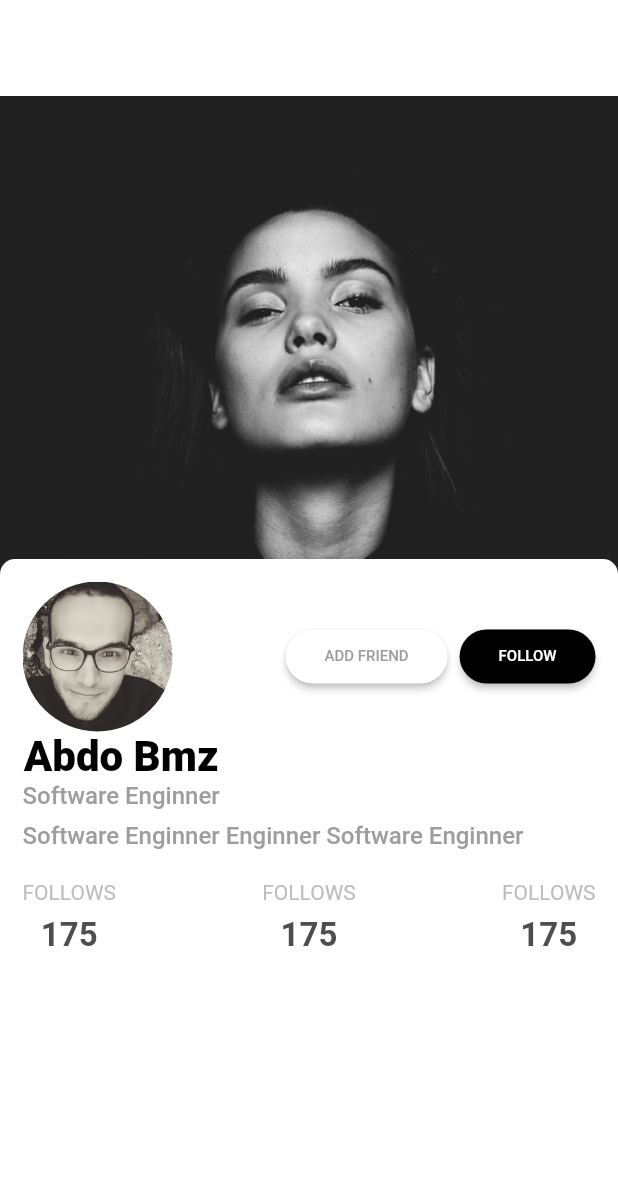
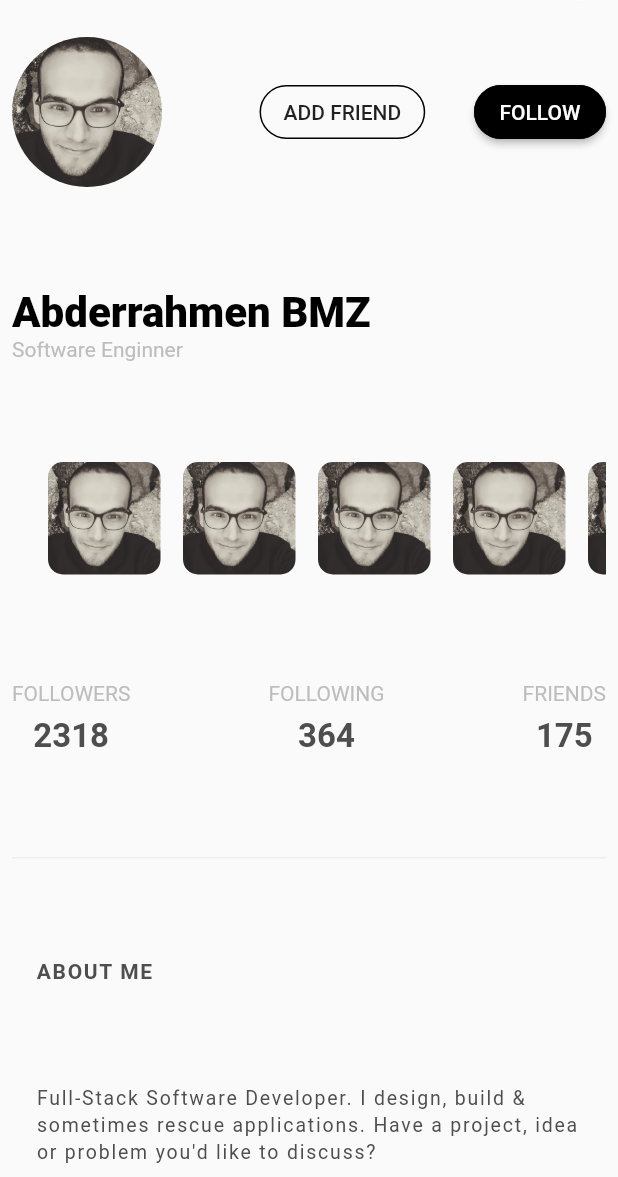
Before and after one commit to abderrahmen-bmz/one-day-ui-flutter, a Flutter app: the screen it shows after launch, on a phone screen of 412 x 824 dp, the part 59-1236 px from its top. Run offline on Flutter 3.47's test engine with Material 2 defaults, Android fonts, the phone set to English and light mode, and no system bars; our stand-ins replace font_awesome_flutter.

Commit message:
profile 6

```diff
--- a/lib/main.dart
+++ b/lib/main.dart
@@ -1,9 +1,11 @@
 import 'package:flutter/material.dart';
 import 'package:one_day_ui/profiles_ui/day_5/profile_page_five.dart';
-import 'package:one_day_ui/profiles_ui/day_four/profile_page_four.dart';
-import 'package:one_day_ui/profiles_ui/day_one/profile_page_one.dart';
-import 'package:one_day_ui/profiles_ui/day_two/profile_page_two.dart';
-import 'package:one_day_ui/profiles_ui/day_three/profile_page_three.dart';
+import 'package:one_day_ui/profiles_ui/day_4/profile_page_four.dart';
+import 'package:one_day_ui/profiles_ui/day_1/profile_page_one.dart';
+import 'package:one_day_ui/profiles_ui/day_2/profile_page_two.dart';
+import 'package:one_day_ui/profiles_ui/day_3/profile_page_three.dart';
+
+import 'profiles_ui/day_6/profile_day_six.dart';
 
 void main() {
   runApp(MyApp());
@@ -20,6 +22,6 @@ class MyApp extends StatelessWidget {
           primarySwatch: Colors.blue,
           visualDensity: VisualDensity.adaptivePlatformDensity,
         ),
-        home: ProfilePageFive());
+        home: ProfilePageSix());
   }
 }
--- a/lib/profiles_ui/day_four/profile_page_four.dart
+++ b/lib/profiles_ui/day_4/profile_page_four.dart
@@ -1,5 +1,5 @@
 import 'package:flutter/material.dart';
-import 'package:one_day_ui/profiles_ui/day_one/commun_widgets/app_bar.dart';
+import 'package:one_day_ui/profiles_ui/commun_widgets/app_bar.dart';
 
 class ProfilePageFour extends StatefulWidget {
   @override
--- a/lib/profiles_ui/day_5/profile_page_five.dart
+++ b/lib/profiles_ui/day_5/profile_page_five.dart
@@ -1,6 +1,8 @@
 import 'package:flutter/material.dart';
-import 'package:one_day_ui/profiles_ui/day_one/commun_widgets/app_bar.dart';
-import 'package:one_day_ui/profiles_ui/day_one/commun_widgets/custom_button_bar.dart';
+import 'package:one_day_ui/profiles_ui/commun_widgets/app_bar.dart';
+import 'package:one_day_ui/profiles_ui/commun_widgets/custom_button_bar.dart';
+import 'package:one_day_ui/profiles_ui/models/provider.dart';
+import 'package:one_day_ui/profiles_ui/models/user.dart';
 
 class ProfilePageFive extends StatefulWidget {
   @override
@@ -8,6 +10,7 @@ class ProfilePageFive extends StatefulWidget {
 }
 
 class _ProfilePageFiveState extends State<ProfilePageFive> {
+  Profile profile = ProfileProvider.getProfile();
   @override
   Widget build(BuildContext context) {
     return Stack(
@@ -37,10 +40,11 @@ class _ProfilePageFiveState extends State<ProfilePageFive> {
                 child: Column(
                   crossAxisAlignment: CrossAxisAlignment.start,
                   children: <Widget>[
-                    _buildTop(context),
-                    _buildName(),
+                    _buildProfile(context),
+                    _buildBio(),
                     _buildContent(context),
-                    _buttomBar(context),
+                    _buildDivider(context),
+                    _buildCounters(context),
                   ],
                 ),
               ),
@@ -51,7 +55,7 @@ class _ProfilePageFiveState extends State<ProfilePageFive> {
     );
   }
 
-  Widget _buildTop(context) {
+  Widget _buildProfile(context) {
     return Row(
       mainAxisAlignment: MainAxisAlignment.spaceBetween,
       children: <Widget>[
@@ -65,14 +69,14 @@ class _ProfilePageFiveState extends State<ProfilePageFive> {
                 fit: BoxFit.cover),
           ),
         ),
-        Row(
-          children: <Widget>[
+        Spacer(
+          flex: 2,
+        ),
         MaterialButton(
           onPressed: () {},
           color: Colors.white,
           child: Padding(
-                padding:
-                    const EdgeInsets.symmetric(horizontal: 10.0, vertical: 0),
+            padding: const EdgeInsets.symmetric(horizontal: 10.0, vertical: 0),
             child: Text(
               'ADD FRIEND',
               style: TextStyle(
@@ -85,15 +89,14 @@ class _ProfilePageFiveState extends State<ProfilePageFive> {
             borderRadius: BorderRadius.all(Radius.circular(25)),
           ),
         ),
-            SizedBox(
-              width: 8.0,
+        Spacer(
+          flex: 1,
         ),
         MaterialButton(
           onPressed: () {},
           color: Colors.black,
           child: Padding(
-                padding:
-                    const EdgeInsets.symmetric(horizontal: 10.0, vertical: 0),
+            padding: const EdgeInsets.symmetric(horizontal: 10.0, vertical: 0),
             child: Text(
               'FOLLOW',
               style: TextStyle(
@@ -107,17 +110,22 @@ class _ProfilePageFiveState extends State<ProfilePageFive> {
           ),
         ),
       ],
-        )
-      ],
     );
   }
 
-  Widget _buildName() {
+  Widget _buildDivider(BuildContext context) {
+    return Container(
+      height: 1,
+      color: Colors.grey.shade200,
+    );
+  }
+
+  Widget _buildBio() {
     return Column(
-      mainAxisAlignment: MainAxisAlignment.start,
+      crossAxisAlignment: CrossAxisAlignment.start,
       children: <Widget>[
         Text(
-          'Abdo Bmz',
+          profile.user.name,
           style: TextStyle(
             color: Colors.black,
             fontSize: 28,
@@ -127,9 +135,7 @@ class _ProfilePageFiveState extends State<ProfilePageFive> {
         Text(
           'Software Enginner',
           style: TextStyle(
-            color: Colors.grey,
-            fontSize: 16,
-            fontWeight: FontWeight.w500,
+            color: Colors.grey.shade400,
           ),
         ),
       ],
@@ -138,27 +144,36 @@ class _ProfilePageFiveState extends State<ProfilePageFive> {
 
   Widget _buildContent(contenxt) {
     return Padding(
-      padding: const EdgeInsets.only(top: 8.0),
+      padding: const EdgeInsets.only(top: 8.0, bottom: 12.0),
       child: Text(
-        'Software Enginner Enginner Software Enginner',
+        profile.user.about,
         style: TextStyle(
             color: Colors.grey,
-          fontSize: 16,
+            fontSize: 13,
             fontWeight: FontWeight.w500,
-        ),
+            letterSpacing: 1.05),
       ),
     );
   }
 
-  Widget _buttomBar(context) {
+  Widget _buildCounters(context) {
     return Padding(
-      padding: const EdgeInsets.only(top: 20.0),
+      padding: const EdgeInsets.only(top: 4.0),
       child: Row(
         mainAxisAlignment: MainAxisAlignment.spaceBetween,
         children: <Widget>[
-          CustomBottomBar(bottomTitle: 'FOLLOWS', bottomCounter: '175'),
-          CustomBottomBar(bottomTitle: 'FOLLOWS', bottomCounter: '175'),
-          CustomBottomBar(bottomTitle: 'FOLLOWS', bottomCounter: '175'),
+          CustomBottomBar(
+            bottomTitle: 'FOLLOWERS',
+            bottomCounter: profile.followers.toString(),
+          ),
+          CustomBottomBar(
+            bottomTitle: 'FOLLOWING',
+            bottomCounter: profile.following.toString(),
+          ),
+          CustomBottomBar(
+            bottomTitle: 'FRIENDS',
+            bottomCounter: profile.friends.toString(),
+          ),
         ],
       ),
     );
--- /dev/null
+++ b/lib/profiles_ui/day_6/profile_day_six.dart
@@ -0,0 +1,189 @@
+import 'package:flutter/material.dart';
+import 'package:one_day_ui/profiles_ui/commun_widgets/app_bar.dart';
+import 'package:one_day_ui/profiles_ui/commun_widgets/custom_button_bar.dart';
+import 'package:one_day_ui/profiles_ui/models/provider.dart';
+import 'package:one_day_ui/profiles_ui/models/user.dart';
+
+class ProfilePageSix extends StatefulWidget {
+  @override
+  _ProfilePageSixState createState() => _ProfilePageSixState();
+}
+
+// TODO : animation
+class _ProfilePageSixState extends State<ProfilePageSix> {
+  Profile profile = ProfileProvider.getProfile();
+  @override
+  Widget build(BuildContext context) {
+    return Scaffold(
+      appBar: CustomAppBar(
+        textTitle: 'PROFILE',
+      ),
+      body: Padding(
+        padding: const EdgeInsets.all(8.0),
+        child: Column(
+          crossAxisAlignment: CrossAxisAlignment.start,
+          mainAxisAlignment: MainAxisAlignment.spaceBetween,
+          children: <Widget>[
+            _buildProfile(context),
+            _buildBio(),
+            _buildContacts(context),
+            _buildCounters(context),
+            _buildDivider(context),
+            ..._buildAbout()
+          ],
+        ),
+      ),
+    );
+  }
+
+  Widget _buildProfile(context) {
+    return Row(
+      mainAxisAlignment: MainAxisAlignment.spaceBetween,
+      children: <Widget>[
+        Container(
+          height: 100,
+          width: 100,
+          decoration: BoxDecoration(
+              image: DecorationImage(
+                  image: ExactAssetImage(
+                    'general-assets/pic.jpg',
+                  ),
+                  fit: BoxFit.cover),
+              shape: BoxShape.circle),
+        ),
+        Spacer(
+          flex: 2,
+        ),
+        RaisedButton(
+          onPressed: () {},
+          elevation: 0,
+          child: Text('ADD FRIEND'),
+          color: Colors.transparent,
+          shape: RoundedRectangleBorder(
+              side: BorderSide(color: Colors.black, width: 1),
+              borderRadius: BorderRadius.all(Radius.circular(25))),
+        ),
+        Spacer(
+          flex: 1,
+        ),
+        RaisedButton(
+          onPressed: () {},
+          color: Colors.black,
+          child: Text(
+            'FOLLOW',
+            style: TextStyle(color: Colors.white),
+          ),
+          shape: RoundedRectangleBorder(
+              side: BorderSide(color: Colors.black, width: 1),
+              borderRadius: BorderRadius.all(Radius.circular(25))),
+        )
+      ],
+    );
+  }
+
+  Widget _buildBio() {
+    return Column(
+      crossAxisAlignment: CrossAxisAlignment.start,
+      children: <Widget>[
+        Text(
+          profile.user.name,
+          style: TextStyle(
+            color: Colors.black,
+            fontSize: 28,
+            fontWeight: FontWeight.w900,
+          ),
+        ),
+        Text(
+          'Software Enginner',
+          style: TextStyle(
+            color: Colors.grey.shade400,
+          ),
+        ),
+      ],
+    );
+  }
+
+  Widget _buildCounters(context) {
+    return Padding(
+      padding: const EdgeInsets.only(top: 4.0),
+      child: Row(
+        mainAxisAlignment: MainAxisAlignment.spaceBetween,
+        children: <Widget>[
+          CustomBottomBar(
+            bottomTitle: 'FOLLOWERS',
+            bottomCounter: profile.followers.toString(),
+          ),
+          CustomBottomBar(
+            bottomTitle: 'FOLLOWING',
+            bottomCounter: profile.following.toString(),
+          ),
+          CustomBottomBar(
+            bottomTitle: 'FRIENDS',
+            bottomCounter: profile.friends.toString(),
+          ),
+        ],
+      ),
+    );
+  }
+
+  Widget _buildContacts(context) {
+    return Container(
+      width: double.infinity,
+      height: 75,
+      padding: EdgeInsets.only(left: 24),
+      child: ListView(
+        scrollDirection: Axis.horizontal,
+        children: List.generate(10, (index) {
+          return Container(
+            height: 75,
+            width: 75,
+            margin: EdgeInsets.only(right: 15),
+            decoration: BoxDecoration(
+              borderRadius: BorderRadius.all(Radius.circular(10)),
+              image: DecorationImage(
+                  image: ExactAssetImage('general-assets/pic.jpg'),
+                  fit: BoxFit.cover),
+            ),
+          );
+        }).toList(),
+      ),
+    );
+  }
+
+  Widget _buildDivider(BuildContext context) {
+    return Container(
+      height: 1,
+      color: Colors.grey.shade200,
+    );
+  }
+
+  static Color _textColor = Color(0xFF4e4e4e);
+
+  List<Widget> _buildAbout() {
+    return [
+      Padding(
+        padding: EdgeInsets.symmetric(horizontal: 16),
+        child: Text(
+          'ABOUT ME',
+          style: TextStyle(
+            color: _textColor,
+            fontWeight: FontWeight.bold,
+            letterSpacing: 1.1,
+          ),
+        ),
+      ),
+      Padding(
+        padding: EdgeInsets.symmetric(horizontal: 16),
+        child: Text(
+          profile.user.about,
+          style: TextStyle(
+            color: _textColor,
+            fontSize: 13,
+            height: 1.4,
+            letterSpacing: 1.2,
+          ),
+        ),
+      )
+    ];
+  }
+}
--- a/lib/profiles_ui/day_one/provider.dart
+++ b/lib/profiles_ui/models/provider.dart
@@ -1,4 +1,4 @@
-import 'package:one_day_ui/profiles_ui/day_one/user.dart';
+import 'package:one_day_ui/profiles_ui/models/user.dart';
 
 class ProfileProvider {
   static Profile getProfile() {
@@ -15,7 +15,6 @@ class ProfileProvider {
   }
 }
 
-
 /**
  *  "In each of her images, I feel the heart that went into taking it, and it's the emotion of the image which penetrates through to be incredibly powerful. She travels all over the world and often around Australia. Like me, she has a deep love for Nepal and the pictures she took in the country really took my breath away.",
  */
```
Also changed, not shown: lib/profiles_ui/day_1/profile_page_one.dart (renamed from lib/profiles_ui/day_one/profile_page_one.dart, +9 -14 lines), lib/profiles_ui/day_2/profile_page_two.dart (renamed from lib/profiles_ui/day_two/profile_page_two.dart, +5 -5 lines), lib/profiles_ui/day_3/profile_page_three.dart (renamed from lib/profiles_ui/day_three/profile_page_three.dart, +4 -4 lines), lib/profiles_ui/commun_widgets/app_bar.dart (renamed from lib/profiles_ui/day_one/commun_widgets/app_bar.dart), lib/profiles_ui/commun_widgets/avatar.dart (renamed from lib/profiles_ui/day_one/commun_widgets/avatar.dart), lib/profiles_ui/commun_widgets/custom_button_bar.dart (renamed from lib/profiles_ui/day_one/commun_widgets/custom_button_bar.dart), lib/profiles_ui/day_1/profile_painter.dart (renamed from lib/profiles_ui/day_one/profile_painter.dart), lib/profiles_ui/models/user.dart (renamed from lib/profiles_ui/day_one/user.dart). Lines whose indentation alone changed are shown as unchanged.
